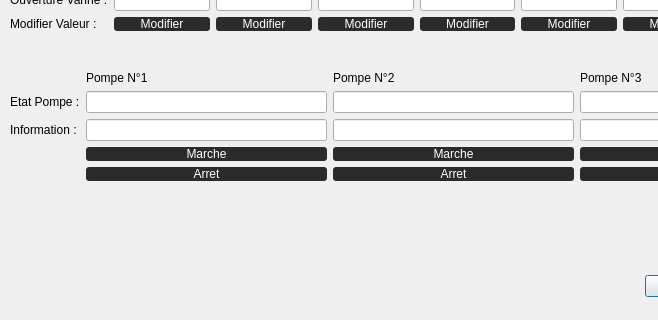
Qt form supervision.ui (CalmettesT/Projet-BTS) before a commit; both pictures show x 0 to 658 and y 230 to 550 of the 834 by 550 pixel window.
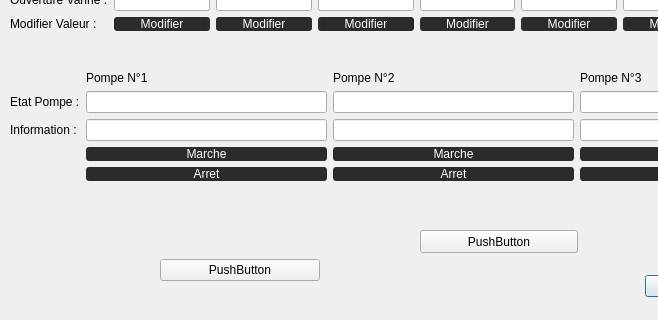
The same form after that commit.

Patch:
```diff
--- a/supervision.ui
+++ b/supervision.ui
@@ -533,6 +533,38 @@
     </item>
    </layout>
   </widget>
+  <widget class="QWidget" name="gridLayoutWidget_3">
+   <property name="geometry">
+    <rect>
+     <x>160</x>
+     <y>460</y>
+     <width>160</width>
+     <height>80</height>
+    </rect>
+   </property>
+   <layout class="QGridLayout" name="gridLayout">
+    <item row="0" column="0">
+     <widget class="QPushButton" name="pushButton_2">
+      <property name="text">
+       <string>PushButton</string>
+      </property>
+     </widget>
+    </item>
+   </layout>
+  </widget>
+  <widget class="QPushButton" name="pushButton">
+   <property name="geometry">
+    <rect>
+     <x>420</x>
+     <y>460</y>
+     <width>158</width>
+     <height>23</height>
+    </rect>
+   </property>
+   <property name="text">
+    <string>PushButton</string>
+   </property>
+  </widget>
  </widget>
  <resources/>
  <connections>
```
